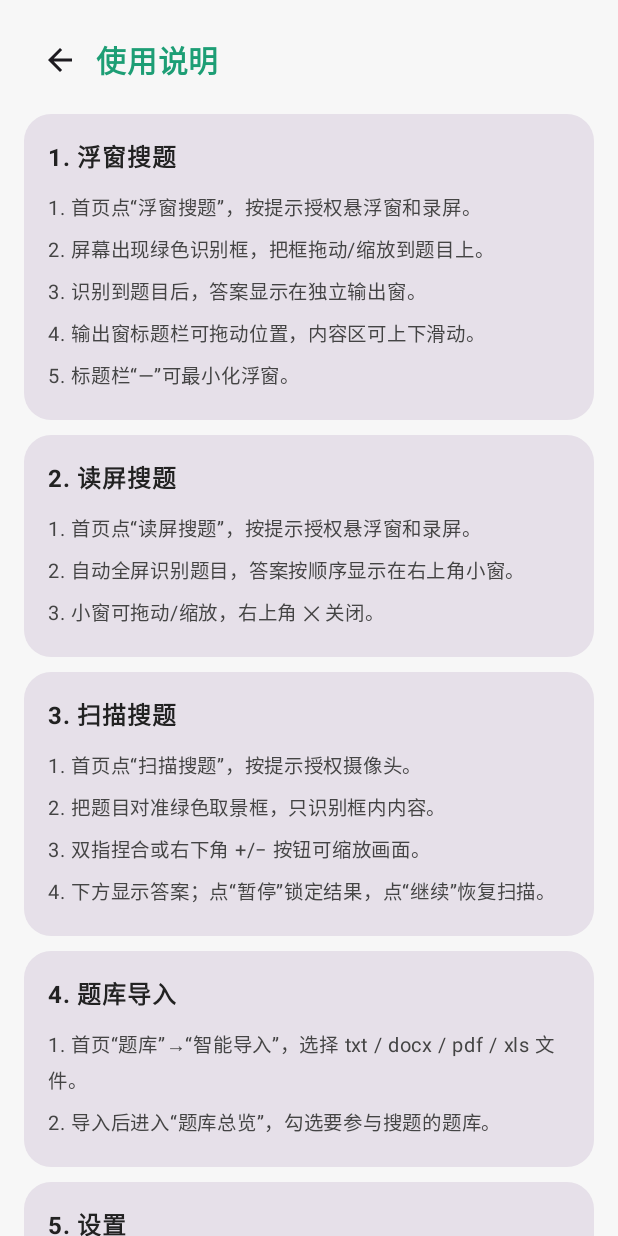
After one commit to qingtianes/SoutiAssistant, an Android app built with Jetpack Compose: the composable UsageGuideScreen shown on its own in the app's theme, on a phone screen of 412 x 824 dp. The commit adds this screen. Run offline under Robolectric (Android 15) with nearby library versions, the light colour scheme and no system bars.

Commit message:
feat: add in-app usage guide and README usage instructions

```diff
--- a/app/build.gradle.kts
+++ b/app/build.gradle.kts
@@ -18,8 +18,8 @@ android {
         // targetSdk 34+ 会要求 MEDIA_PROJECTION 已被 runtime 授权才能启动 FGS mediaProjection
         // 模拟器冷启动后 runtime grants 丢失 → 必须先手动授权过 mediaProjection 才能启动服务
         targetSdk = 33
-        versionCode = 2
-        versionName = "1.0.0"
+        versionCode = 3
+        versionName = "1.0.1"
         // ★ ABI 包含主流架构（之前只生成 x86_64，鸿蒙 ARM64 手机装不上）
         //    arm64-v8a = 麒麟芯片（鸿蒙/现代安卓）
         //    armeabi-v7a = 旧安卓
--- a/app/src/main/java/com/dingding/souti/ui/HomeScreen.kt
+++ b/app/src/main/java/com/dingding/souti/ui/HomeScreen.kt
@@ -54,7 +54,8 @@ fun App() {
             "overview" -> OverviewScreen(onBack = { screen = "home" }, onOpenBank = { id -> openBankId = id; screen = "bank" })
             "bank" -> openBankId?.let { BankDetailScreen(bankId = it, onBack = { screen = "overview" }) }
             "scan" -> ScanScreen(onBack = { screen = "home" })
-            "settings" -> SettingsScreen(onBack = { screen = "home" })
+            "settings" -> SettingsScreen(onBack = { screen = "home" }, onOpenGuide = { screen = "help" })
+            "help" -> UsageGuideScreen(onBack = { screen = "settings" })
         }
     }
 }
--- a/app/src/main/java/com/dingding/souti/ui/SettingsScreen.kt
+++ b/app/src/main/java/com/dingding/souti/ui/SettingsScreen.kt
@@ -53,7 +53,7 @@ import com.dingding.souti.repository.QuestionRepository
 import com.dingding.souti.repository.SettingsStore
 
 @Composable
-fun SettingsScreen(onBack: () -> Unit) {
+fun SettingsScreen(onBack: () -> Unit, onOpenGuide: () -> Unit) {
     val context = LocalContext.current
     val cameraLauncher = rememberLauncherForActivityResult(
         ActivityResultContracts.RequestPermission()
@@ -147,6 +147,7 @@ fun SettingsScreen(onBack: () -> Unit) {
             InfoRow("当前版本", appVersion(context))
             InfoRow("更新日志", "查看 v1.0 新增与修复") { showChangelog = true }
             InfoRow("隐私说明", "OCR 完全本机处理，不上传任何内容") { showPrivacy = true }
+            InfoRow("使用说明", "各功能的简要操作步骤") { onOpenGuide() }
             InfoRow("意见反馈", "前往 GitHub 提交问题") {
                 context.startActivity(Intent(Intent.ACTION_VIEW, Uri.parse("https://github.com/qingtianes/SoutiAssistant/issues")))
             }
--- /dev/null
+++ b/app/src/main/java/com/dingding/souti/ui/UsageGuideScreen.kt
@@ -0,0 +1,95 @@
+package com.dingding.souti.ui
+
+import androidx.compose.foundation.background
+import androidx.compose.foundation.layout.Column
+import androidx.compose.foundation.layout.Row
+import androidx.compose.foundation.layout.Spacer
+import androidx.compose.foundation.layout.fillMaxSize
+import androidx.compose.foundation.layout.fillMaxWidth
+import androidx.compose.foundation.layout.height
+import androidx.compose.foundation.layout.padding
+import androidx.compose.foundation.layout.statusBarsPadding
+import androidx.compose.foundation.rememberScrollState
+import androidx.compose.foundation.shape.RoundedCornerShape
+import androidx.compose.foundation.verticalScroll
+import androidx.compose.material.icons.Icons
+import androidx.compose.material.icons.filled.ArrowBack
+import androidx.compose.material3.Card
+import androidx.compose.material3.Icon
+import androidx.compose.material3.IconButton
+import androidx.compose.material3.Text
+import androidx.compose.runtime.Composable
+import androidx.compose.ui.Alignment
+import androidx.compose.ui.Modifier
+import androidx.compose.ui.graphics.Color
+import androidx.compose.ui.text.font.FontWeight
+import androidx.compose.ui.unit.dp
+import androidx.compose.ui.unit.sp
+
+@Composable
+fun UsageGuideScreen(onBack: () -> Unit) {
+    Column(
+        modifier = Modifier
+            .fillMaxSize()
+            .background(Color(0xFFF7F7F7))
+            .statusBarsPadding()
+            .verticalScroll(rememberScrollState())
+            .padding(16.dp)
+    ) {
+        Row(verticalAlignment = Alignment.CenterVertically) {
+            IconButton(onClick = onBack) {
+                Icon(Icons.Filled.ArrowBack, "返回")
+            }
+            Text("使用说明", fontSize = 20.sp, fontWeight = FontWeight.Bold, color = Green)
+        }
+        Spacer(Modifier.height(12.dp))
+
+        GuideCard("1. 浮窗搜题", listOf(
+            "首页点“浮窗搜题”，按提示授权悬浮窗和录屏。",
+            "屏幕出现绿色识别框，把框拖动/缩放到题目上。",
+            "识别到题目后，答案显示在独立输出窗。",
+            "输出窗标题栏可拖动位置，内容区可上下滑动。",
+            "标题栏“—”可最小化浮窗。"
+        ))
+        GuideCard("2. 读屏搜题", listOf(
+            "首页点“读屏搜题”，按提示授权悬浮窗和录屏。",
+            "自动全屏识别题目，答案按顺序显示在右上角小窗。",
+            "小窗可拖动/缩放，右上角 ✕ 关闭。"
+        ))
+        GuideCard("3. 扫描搜题", listOf(
+            "首页点“扫描搜题”，按提示授权摄像头。",
+            "把题目对准绿色取景框，只识别框内内容。",
+            "双指捏合或右下角 +/− 按钮可缩放画面。",
+            "下方显示答案；点“暂停”锁定结果，点“继续”恢复扫描。"
+        ))
+        GuideCard("4. 题库导入", listOf(
+            "首页“题库”→“智能导入”，选择 txt / docx / pdf / xls 文件。",
+            "导入后进入“题库总览”，勾选要参与搜题的题库。"
+        ))
+        GuideCard("5. 设置", listOf(
+            "首页“设置”可管理权限、识别与匹配、浮窗显示、扫描搜题等。"
+        ))
+        Spacer(Modifier.height(32.dp))
+    }
+}
+
+@Composable
+private fun GuideCard(title: String, steps: List<String>) {
+    Card(
+        modifier = Modifier.fillMaxWidth().padding(bottom = 10.dp),
+        shape = RoundedCornerShape(18.dp)
+    ) {
+        Column(modifier = Modifier.padding(16.dp)) {
+            Text(title, fontSize = 16.sp, fontWeight = FontWeight.Bold, color = Color(0xFF222222))
+            Spacer(Modifier.height(8.dp))
+            steps.forEachIndexed { i, step ->
+                Text(
+                    text = "${i + 1}. $step",
+                    fontSize = 13.sp,
+                    color = Color(0xFF444444),
+                    modifier = Modifier.padding(vertical = 2.dp)
+                )
+            }
+        }
+    }
+}
```
Also changed, not shown: 1 other file.
